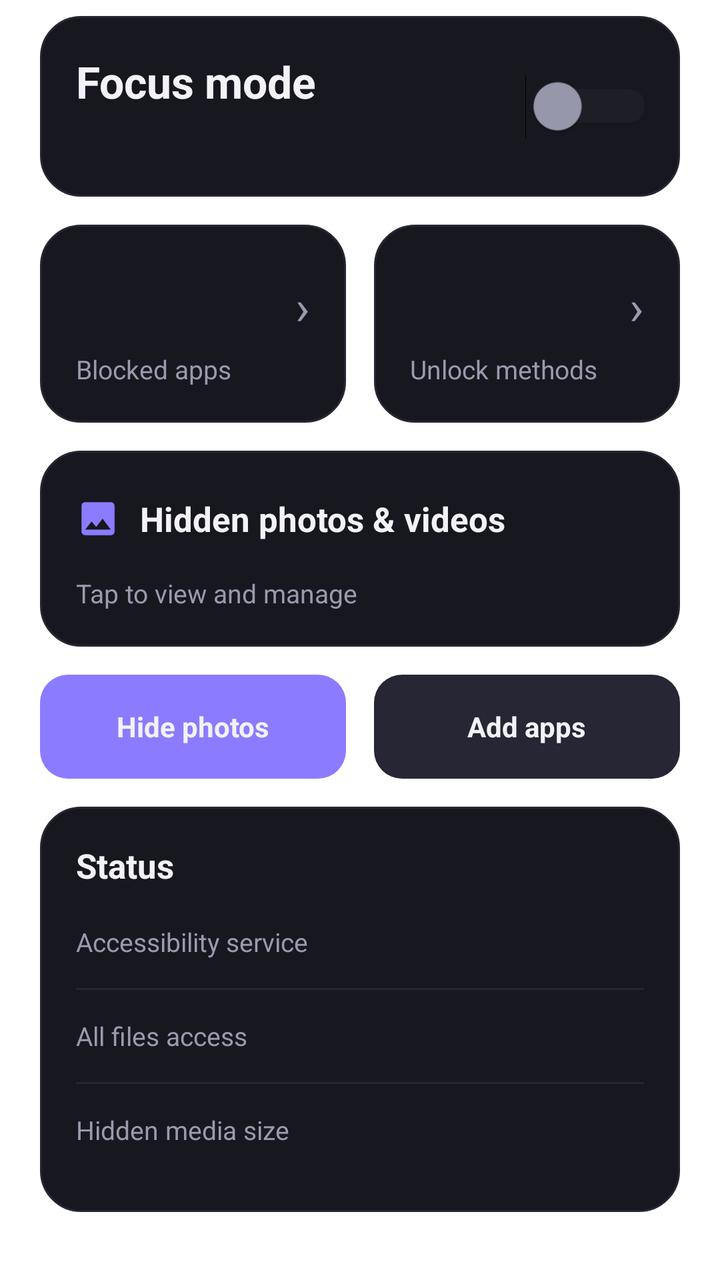
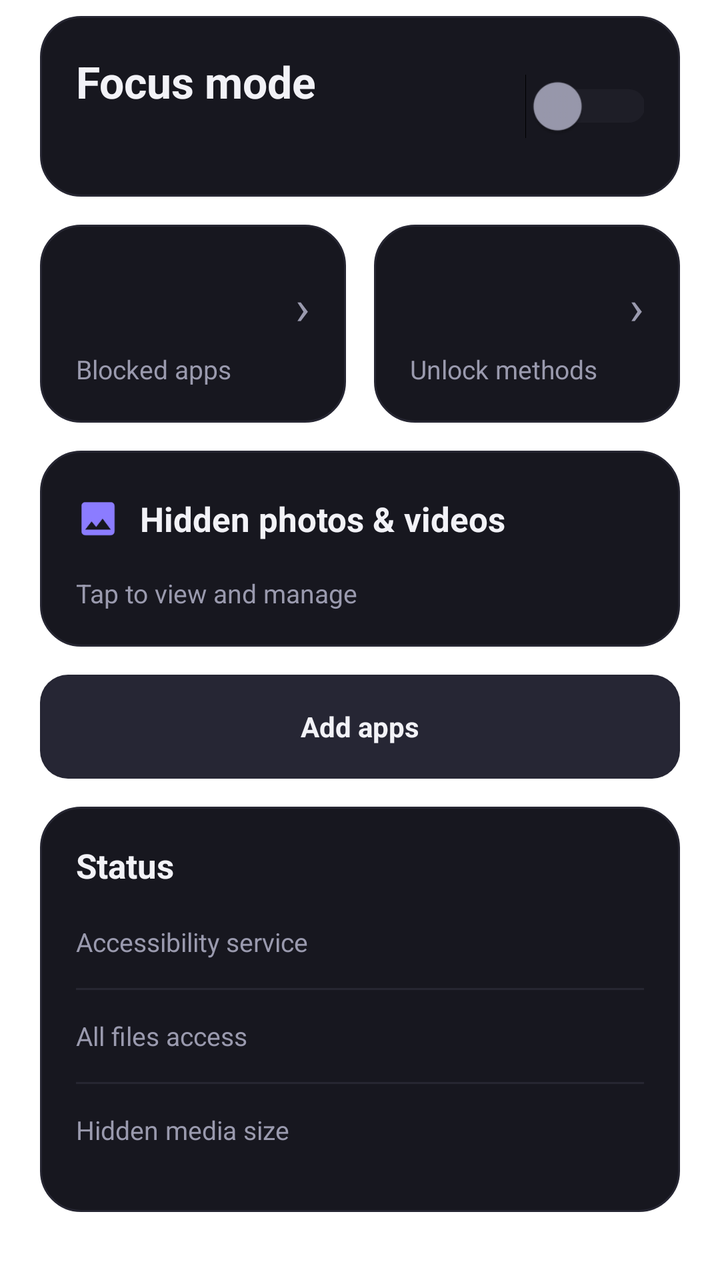

Two renders of the same Android screen: before a commit and after it. Below are the layout's source before the change and the commit's diff.
<!-- AndroidManifest.xml: fallback theme Theme.MaterialComponents.DayNight.NoActionBar -->
<!-- res/layout/page_home.xml -->
<?xml version="1.0" encoding="utf-8"?>
<ScrollView xmlns:android="http://schemas.android.com/apk/res/android"
    android:id="@+id/pageHome"
    android:layout_width="match_parent"
    android:layout_height="match_parent"
    android:scrollbars="none">

    <LinearLayout
        android:layout_width="match_parent"
        android:layout_height="wrap_content"
        android:orientation="vertical"
        android:paddingStart="20dp"
        android:paddingTop="8dp"
        android:paddingEnd="20dp"
        android:paddingBottom="20dp">

        
        <LinearLayout
            android:id="@+id/cardAccess"
            style="@style/Vault.Card"
            android:layout_width="match_parent"
            android:layout_height="wrap_content"
            android:layout_marginBottom="14dp"
            android:orientation="vertical"
            android:visibility="gone">

            <TextView
                style="@style/Vault.Body"
                android:layout_width="match_parent"
                android:layout_height="wrap_content"
                android:text="@string/vault_access_off"
                android:textColor="@color/vault_danger" />

            <TextView
                android:id="@+id/btnAccess"
                style="@style/Vault.Button.Primary"
                android:layout_width="match_parent"
                android:layout_height="44dp"
                android:layout_marginTop="14dp"
                android:text="@string/vault_access_fix" />
        </LinearLayout>

        
        <LinearLayout
            android:id="@+id/cardFocus"
            style="@style/Vault.Card"
            android:layout_width="match_parent"
            android:layout_height="wrap_content"
            android:gravity="center_vertical"
            android:orientation="horizontal"
            android:paddingTop="22dp"
            android:paddingBottom="22dp">

            <LinearLayout
                android:layout_width="0dp"
                android:layout_height="wrap_content"
                android:layout_weight="1"
                android:orientation="vertical">

                <TextView
                    android:layout_width="wrap_content"
                    android:layout_height="wrap_content"
                    android:text="@string/vault_focus_title"
                    android:textColor="@color/vault_text"
                    android:textSize="22sp"
                    android:textStyle="bold" />

                <TextView
                    android:id="@+id/tvFocusState"
                    style="@style/Vault.Body"
                    android:layout_width="wrap_content"
                    android:layout_height="wrap_content"
                    android:layout_marginTop="6dp"
                    android:textSize="14sp" />
            </LinearLayout>

            <Switch
                android:id="@+id/switchFocus"
                android:layout_width="wrap_content"
                android:layout_height="wrap_content"
                android:scaleX="1.2"
                android:scaleY="1.2"
                android:thumbTint="@color/switch_thumb"
                android:trackTint="@color/switch_track" />
        </LinearLayout>

        
        <LinearLayout
            android:layout_width="match_parent"
            android:layout_height="wrap_content"
            android:layout_marginTop="14dp"
            android:orientation="horizontal">

            <LinearLayout
                android:id="@+id/tileBlocked"
                style="@style/Vault.Card"
                android:layout_width="0dp"
                android:layout_height="wrap_content"
                android:layout_weight="1"
                android:clickable="true"
                android:focusable="true"
                android:orientation="vertical">

                <LinearLayout
                    android:layout_width="match_parent"
                    android:layout_height="wrap_content"
                    android:gravity="center_vertical"
                    android:orientation="horizontal">

                    <TextView
                        android:id="@+id/tvBlockedCount"
                        android:layout_width="0dp"
                        android:layout_height="wrap_content"
                        android:layout_weight="1"
                        android:textColor="@color/vault_accent"
                        android:textSize="34sp"
                        android:textStyle="bold" />

                    <TextView
                        android:layout_width="wrap_content"
                        android:layout_height="wrap_content"
                        android:text="@string/vault_next"
                        android:textColor="@color/vault_text_dim"
                        android:textSize="24sp" />
                </LinearLayout>

                <TextView
                    style="@style/Vault.Body"
                    android:layout_width="wrap_content"
                    android:layout_height="wrap_content"
                    android:text="@string/vault_tile_blocked" />
            </LinearLayout>


            <LinearLayout
                android:id="@+id/tileUnlock"
                style="@style/Vault.Card"
                android:layout_width="0dp"
                android:layout_height="wrap_content"
                android:layout_marginStart="14dp"
                android:layout_weight="1"
                android:clickable="true"
                android:focusable="true"
                android:orientation="vertical">

                <LinearLayout
                    android:layout_width="match_parent"
                    android:layout_height="wrap_content"
                    android:gravity="center_vertical"
                    android:orientation="horizontal">

                    <TextView
                        android:id="@+id/tvUnlockCount"
                        android:layout_width="0dp"
                        android:layout_height="wrap_content"
                        android:layout_weight="1"
                        android:textColor="@color/vault_accent"
                        android:textSize="34sp"
                        android:textStyle="bold" />

                    <TextView
                        android:layout_width="wrap_content"
                        android:layout_height="wrap_content"
                        android:text="@string/vault_next"
                        android:textColor="@color/vault_text_dim"
                        android:textSize="24sp" />
                </LinearLayout>

                <TextView
                    style="@style/Vault.Body"
                    android:layout_width="wrap_content"
                    android:layout_height="wrap_content"
                    android:text="@string/vault_tile_unlock" />
            </LinearLayout>

        </LinearLayout>

        
        <LinearLayout
            android:id="@+id/cardMedia"
            style="@style/Vault.Card"
            android:layout_width="match_parent"
            android:layout_height="wrap_content"
            android:layout_marginTop="14dp"
            android:clickable="true"
            android:focusable="true"
            android:orientation="vertical">

            <LinearLayout
                android:layout_width="match_parent"
                android:layout_height="wrap_content"
                android:gravity="center_vertical"
                android:orientation="horizontal">

                <ImageView
                    android:layout_width="22dp"
                    android:layout_height="22dp"
                    android:contentDescription="@null"
                    android:src="@drawable/ic_photos"
                    android:tint="@color/vault_accent" />

                <TextView
                    style="@style/Vault.CardTitle"
                    android:layout_width="0dp"
                    android:layout_height="wrap_content"
                    android:layout_marginStart="10dp"
                    android:layout_weight="1"
                    android:text="@string/vault_media_tile" />

                <TextView
                    android:id="@+id/tvHomeMediaCount"
                    android:layout_width="wrap_content"
                    android:layout_height="wrap_content"
                    android:textColor="@color/vault_accent"
                    android:textSize="24sp"
                    android:textStyle="bold" />
            </LinearLayout>

            <LinearLayout
                android:id="@+id/llHomeMedia"
                android:layout_width="match_parent"
                android:layout_height="wrap_content"
                android:layout_marginTop="14dp"
                android:orientation="horizontal"
                android:visibility="gone" />

            <TextView
                style="@style/Vault.Body"
                android:layout_width="wrap_content"
                android:layout_height="wrap_content"
                android:layout_marginTop="12dp"
                android:text="@string/vault_home_media_hint" />
        </LinearLayout>

        
        <LinearLayout
            android:layout_width="match_parent"
            android:layout_height="wrap_content"
            android:layout_marginTop="14dp"
            android:orientation="horizontal">

            <TextView
                android:id="@+id/btnQuickHide"
                style="@style/Vault.Button.Primary"
                android:layout_width="0dp"
                android:layout_height="52dp"
                android:layout_weight="1"
                android:text="@string/vault_quick_hide" />

            <TextView
                android:id="@+id/btnQuickApps"
                style="@style/Vault.Button"
                android:layout_width="0dp"
                android:layout_height="52dp"
                android:layout_marginStart="14dp"
                android:layout_weight="1"
                android:text="@string/vault_quick_apps" />
        </LinearLayout>

        
        <LinearLayout
            style="@style/Vault.Card"
            android:layout_width="match_parent"
            android:layout_height="wrap_content"
            android:layout_marginTop="14dp"
            android:orientation="vertical">

            <TextView
                style="@style/Vault.CardTitle"
                android:layout_width="wrap_content"
                android:layout_height="wrap_content"
                android:layout_marginBottom="4dp"
                android:text="@string/vault_status_title" />

            <LinearLayout
                android:id="@+id/rowStatusAccess"
                android:layout_width="match_parent"
                android:layout_height="46dp"
                android:clickable="true"
                android:focusable="true"
                android:gravity="center_vertical"
                android:orientation="horizontal">

                <TextView
                    style="@style/Vault.Body"
                    android:layout_width="0dp"
                    android:layout_height="wrap_content"
                    android:layout_weight="1"
                    android:text="@string/vault_status_access" />

                <TextView
                    android:id="@+id/tvStatusAccess"
                    android:layout_width="wrap_content"
                    android:layout_height="wrap_content"
                    android:textColor="@color/vault_text"
                    android:textSize="13sp"
                    android:textStyle="bold" />
            </LinearLayout>

            <View
                android:layout_width="match_parent"
                android:layout_height="1dp"
                android:background="@color/vault_stroke" />

            <LinearLayout
                android:id="@+id/rowStatusFiles"
                android:layout_width="match_parent"
                android:layout_height="46dp"
                android:clickable="true"
                android:focusable="true"
                android:gravity="center_vertical"
                android:orientation="horizontal">

                <TextView
                    style="@style/Vault.Body"
                    android:layout_width="0dp"
                    android:layout_height="wrap_content"
                    android:layout_weight="1"
                    android:text="@string/vault_status_files" />

                <TextView
                    android:id="@+id/tvStatusFiles"
                    android:layout_width="wrap_content"
                    android:layout_height="wrap_content"
                    android:textColor="@color/vault_text"
                    android:textSize="13sp"
                    android:textStyle="bold" />
            </LinearLayout>

            <View
                android:layout_width="match_parent"
                android:layout_height="1dp"
                android:background="@color/vault_stroke" />

            <LinearLayout
                android:layout_width="match_parent"
                android:layout_height="46dp"
                
                android:gravity="center_vertical"
                android:orientation="horizontal">

                <TextView
                    style="@style/Vault.Body"
                    android:layout_width="0dp"
                    android:layout_height="wrap_content"
                    android:layout_weight="1"
                    android:text="@string/vault_status_storage" />

                <TextView
                    android:id="@+id/tvStatusStorage"
                    android:layout_width="wrap_content"
                    android:layout_height="wrap_content"
                    android:textColor="@color/vault_text"
                    android:textSize="13sp"
                    android:textStyle="bold" />
            </LinearLayout>
        </LinearLayout>
    </LinearLayout>
</ScrollView>
<!-- resources referenced by this layout -->
<resources>
  <color name="vault_accent">#8B7CFF</color>
  <color name="vault_danger">#FF6B6B</color>
  <color name="vault_stroke">#262632</color>
  <color name="vault_text">#F2F2F7</color>
  <color name="vault_text_dim">#9A9AAE</color>
  <!-- drawable ic_photos (drawable) -->
  <?xml version="1.0" encoding="utf-8"?>
  <vector xmlns:android="http://schemas.android.com/apk/res/android"
      android:width="24dp"
      android:height="24dp"
      android:viewportWidth="24"
      android:viewportHeight="24">
      <path
          android:fillColor="#FFFFFFFF"
          android:pathData="M21,19V5c0,-1.1 -0.9,-2 -2,-2H5c-1.1,0 -2,0.9 -2,2v14c0,1.1 0.9,2 2,2h14c1.1,0 2,-0.9 2,-2zM8.5,13.5l2.5,3.01L14.5,12l4.5,6H5l3.5,-4.5z" />
  </vector>
  <string name="vault_access_fix">Open settings</string>
  <string name="vault_access_off">Accessibility service is off. It cannot see when a blocked app opens.</string>
  <string name="vault_focus_title">Focus mode</string>
  <string name="vault_home_media_hint">Tap to view and manage</string>
  <string name="vault_media_tile">Hidden photos &amp; videos</string>
  <string name="vault_next">›</string>
  <string name="vault_quick_apps">Add apps</string>
  <string name="vault_quick_hide">Hide photos</string>
  <string name="vault_status_access">Accessibility service</string>
  <string name="vault_status_files">All files access</string>
  <string name="vault_status_storage">Hidden media size</string>
  <string name="vault_status_title">Status</string>
  <string name="vault_tile_blocked">Blocked apps</string>
  <string name="vault_tile_unlock">Unlock methods</string>
  <style name="Vault.Body">
          <item name="android:textColor">@color/vault_text_dim</item>
          <item name="android:textSize">13sp</item>
          <item name="android:lineSpacingMultiplier">1.15</item>
      </style>
  <style name="Vault.Button.Primary">
          <item name="android:background">@drawable/bg_btn_primary</item>
      </style>
  <style name="Vault.Card">
          <item name="android:background">@drawable/bg_vault_card</item>
          <item name="android:padding">18dp</item>
      </style>
  <style name="Vault.CardTitle">
          <item name="android:textColor">@color/vault_text</item>
          <item name="android:textSize">17sp</item>
          <item name="android:textStyle">bold</item>
      </style>
  <!-- drawable bg_btn_tonal (drawable) -->
  <?xml version="1.0" encoding="utf-8"?>
  <ripple xmlns:android="http://schemas.android.com/apk/res/android"
      android:color="#33FFFFFF">
      <item>
          <shape android:shape="rectangle">
              <solid android:color="@color/vault_tonal" />
              <corners android:radius="14dp" />
          </shape>
      </item>
  </ripple>
  <!-- drawable bg_btn_primary (drawable) -->
  <?xml version="1.0" encoding="utf-8"?>
  <ripple xmlns:android="http://schemas.android.com/apk/res/android"
      android:color="#40FFFFFF">
      <item>
          <shape android:shape="rectangle">
              <solid android:color="@color/vault_accent" />
              <corners android:radius="14dp" />
          </shape>
      </item>
  </ripple>
  <!-- drawable bg_vault_card (drawable) -->
  <?xml version="1.0" encoding="utf-8"?>
  <shape xmlns:android="http://schemas.android.com/apk/res/android"
      android:shape="rectangle">
      <solid android:color="@color/vault_card" />
      <stroke
          android:width="1dp"
          android:color="@color/vault_stroke" />
      <corners android:radius="20dp" />
  </shape>
  <color name="vault_tonal">#262634</color>
  <color name="vault_card">#17171F</color>
  <!-- unchanged entries left out for length: 1 -->
</resources>

<!-- the commit's change to res/layout/page_home.xml (unified diff, before → after) -->
@@ -240,19 +240,10 @@
             android:orientation="horizontal">
 
             <TextView
-                android:id="@+id/btnQuickHide"
-                style="@style/Vault.Button.Primary"
-                android:layout_width="0dp"
-                android:layout_height="52dp"
-                android:layout_weight="1"
-                android:text="@string/vault_quick_hide" />
-
-            <TextView
                 android:id="@+id/btnQuickApps"
                 style="@style/Vault.Button"
                 android:layout_width="0dp"
                 android:layout_height="52dp"
-                android:layout_marginStart="14dp"
                 android:layout_weight="1"
                 android:text="@string/vault_quick_apps" />
         </LinearLayout>
<!-- resource entries referenced after the edit -->
@@ -23,7 +23,6 @@
   <string name="vault_media_tile">Hidden photos &amp; videos</string>
   <string name="vault_next">›</string>
   <string name="vault_quick_apps">Add apps</string>
-  <string name="vault_quick_hide">Hide photos</string>
   <string name="vault_status_access">Accessibility service</string>
   <string name="vault_status_files">All files access</string>
   <string name="vault_status_storage">Hidden media size</string>
